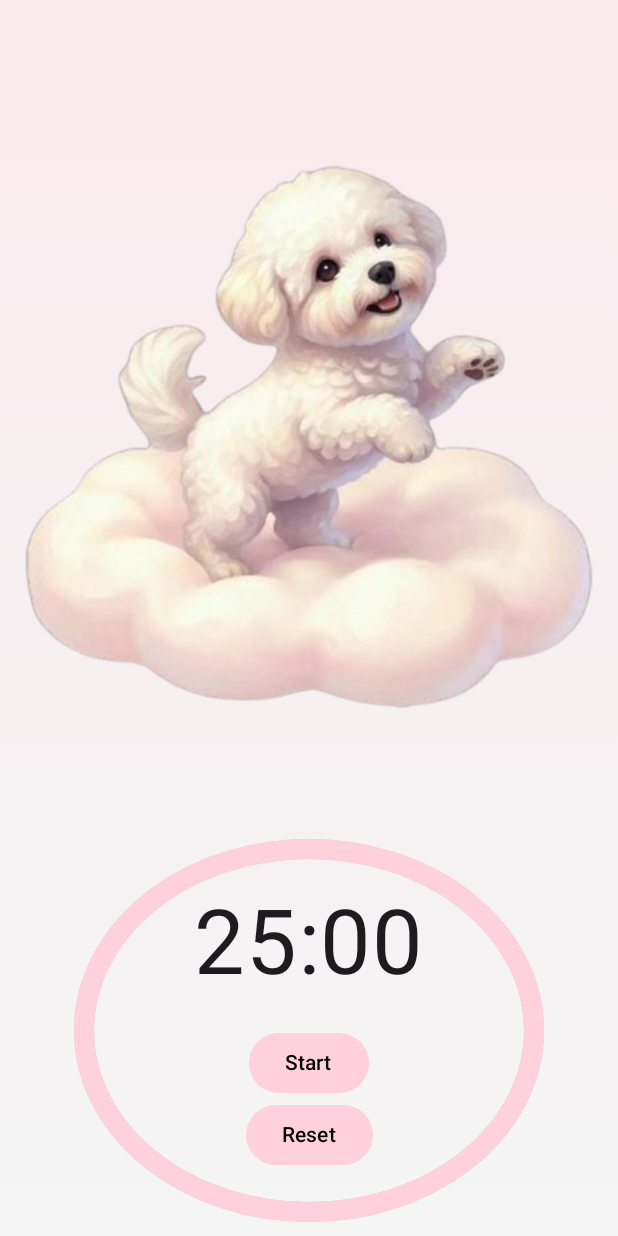
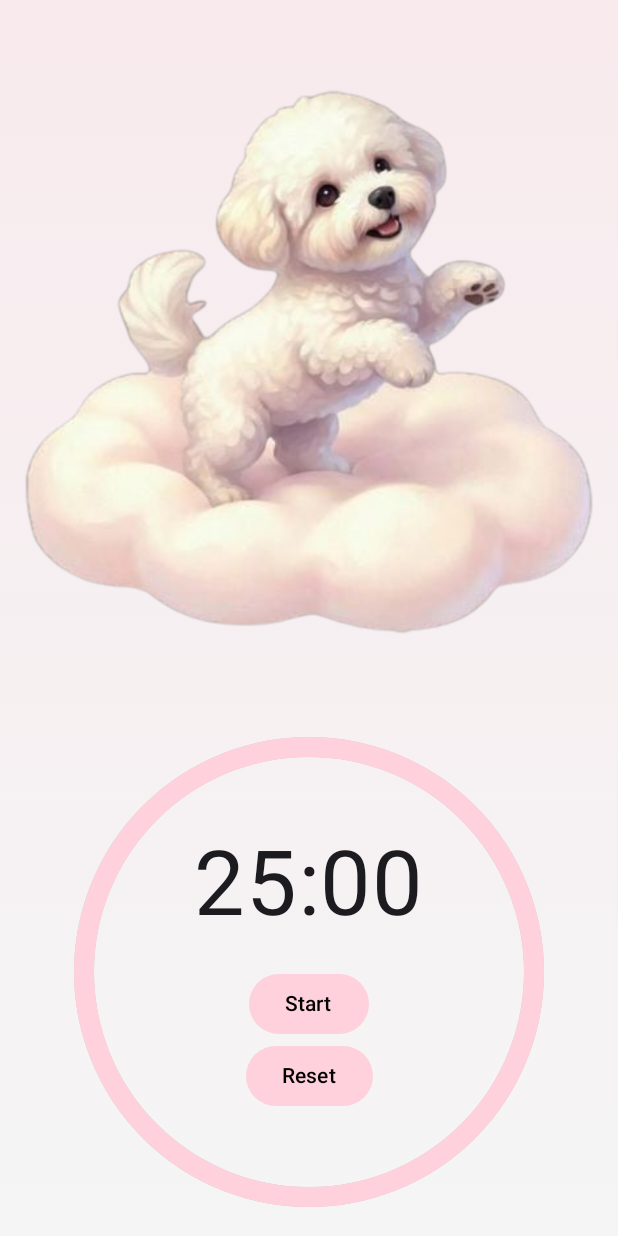
Before and after one commit to mevi-and-my-monkey/pomodoro, an Android app built with Jetpack Compose: the screen it shows after launch (MainActivity), on a phone screen of 412 x 824 dp. Run offline under Robolectric (Android 15) with nearby library versions, the phone set to English and light mode, and no system bars.

Commit message:
feat: Add sound feedback for timer state changes
This commit introduces sound notifications to signal transitions between the `WORKING` and `BREAK` states of the Pomodoro timer. It also includes minor UI adjustments for better layout.

- **Sound Notifications:**
    - Implement a `ToneGenerator` to play a distinct sound when the timer switches to the `WORKING` state and another for the `BREAK` state.
    - Use `LaunchedEffect` to trigger the sound playback upon state change, skipping the initial composition.
    - Add a `DisposableEffect` to properly release the `ToneGenerator` resources when the composable is disposed.

- **UI Adjustments:**
    - Make the main column vertically scrollable to accommodate different screen sizes.
    - Reduce the size of the main image from `550.dp` to `450.dp`.
    - Add `Spacer`s to create more vertical space between the image, the timer, and the buttons.
    - Center the content vertically instead of using `SpaceAround`.

```diff
--- a/app/src/main/java/com/mevi/pomodoro/PomodoroScreen.kt
+++ b/app/src/main/java/com/mevi/pomodoro/PomodoroScreen.kt
@@ -1,5 +1,7 @@
 package com.mevi.pomodoro
 
+import android.media.AudioManager
+import android.media.ToneGenerator
 import androidx.compose.animation.core.animateFloatAsState
 import androidx.compose.foundation.Canvas
 import androidx.compose.foundation.Image
@@ -12,12 +14,18 @@ import androidx.compose.foundation.layout.fillMaxSize
 import androidx.compose.foundation.layout.height
 import androidx.compose.foundation.layout.padding
 import androidx.compose.foundation.layout.size
+import androidx.compose.foundation.rememberScrollState
+import androidx.compose.foundation.verticalScroll
 import androidx.compose.material3.Button
 import androidx.compose.material3.ButtonDefaults
 import androidx.compose.material3.MaterialTheme
 import androidx.compose.material3.Text
 import androidx.compose.runtime.Composable
+import androidx.compose.runtime.DisposableEffect
+import androidx.compose.runtime.LaunchedEffect
 import androidx.compose.runtime.getValue
+import androidx.compose.runtime.mutableStateOf
+import androidx.compose.runtime.remember
 import androidx.compose.ui.Alignment
 import androidx.compose.ui.Modifier
 import androidx.compose.ui.graphics.Brush
@@ -36,7 +44,27 @@ fun PomodoroScreen(pomodoroViewModel: PomodoroViewModel = viewModel()) {
     val pomodoroState by pomodoroViewModel.pomodoroState
     val isRunning by pomodoroViewModel.isRunning
 
-    // La imagen cambia según el estado del temporizador.
+    val isInitialComposition = remember { mutableStateOf(true) }
+    val toneGen = remember { ToneGenerator(AudioManager.STREAM_ALARM, 100) }
+
+    DisposableEffect(Unit) {
+        onDispose {
+            toneGen.release()
+        }
+    }
+
+    LaunchedEffect(pomodoroState) {
+        if (isInitialComposition.value) {
+            isInitialComposition.value = false
+        } else {
+            val toneType = when (pomodoroState) {
+                PomodoroState.BREAK -> ToneGenerator.TONE_CDMA_HIGH_L
+                PomodoroState.WORKING -> ToneGenerator.TONE_SUP_RADIO_ACK
+            }
+            toneGen.startTone(toneType, 200)
+        }
+    }
+
     val imageResource = when (pomodoroState) {
         PomodoroState.WORKING -> R.drawable.pomodoro_dog_one
         PomodoroState.BREAK -> R.drawable.pomodoro_dog_three
@@ -53,15 +81,18 @@ fun PomodoroScreen(pomodoroViewModel: PomodoroViewModel = viewModel()) {
                     )
                 )
             )
-            .padding(16.dp),
+            .padding(16.dp)
+            .verticalScroll(rememberScrollState()),
         horizontalAlignment = Alignment.CenterHorizontally,
-        verticalArrangement = Arrangement.SpaceAround
+        verticalArrangement = Arrangement.Center
     ) {
         Image(
             painter = painterResource(id = imageResource),
             contentDescription = "Cute Maltese dog",
-            modifier = Modifier.size(550.dp)
+            modifier = Modifier.size(450.dp)
         )
+
+        Spacer(modifier = Modifier.height(32.dp))
 
         when (pomodoroState) {
             PomodoroState.WORKING -> {
@@ -83,6 +114,8 @@ fun PomodoroScreen(pomodoroViewModel: PomodoroViewModel = viewModel()) {
                 )
             }
         }
+
+        Spacer(modifier = Modifier.height(32.dp))
     }
 }
 
```
